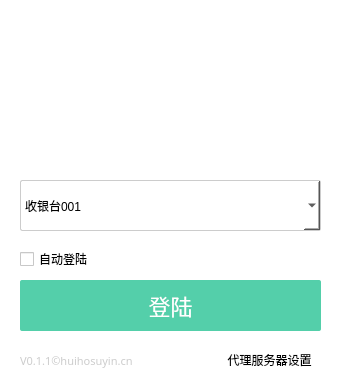
This is login.ui in woicon/hsyQt as Qt 5 draws it before an edit. The edited form follows.
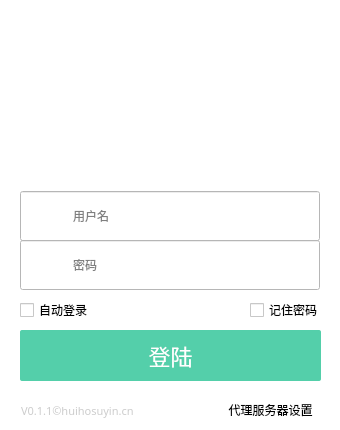
This is the edited form. Icons and pictures are not drawn.

Commit message: add login setting dialog

```diff
--- a/login.ui
+++ b/login.ui
@@ -7,7 +7,7 @@
     <x>0</x>
     <y>0</y>
     <width>340</width>
-    <height>390</height>
+    <height>430</height>
    </rect>
   </property>
   <property name="windowTitle">
@@ -17,59 +17,7 @@
    <string notr="true">background:#ffffff</string>
   </property>
   <widget class="QWidget" name="centralwidget">
-   <widget class="QComboBox" name="loginComboBox">
-    <property name="geometry">
-     <rect>
-      <x>20</x>
-      <y>180</y>
-      <width>301</width>
-      <height>51</height>
-     </rect>
-    </property>
-    <property name="styleSheet">
-     <string notr="true">border:1px solid rgb(204, 204, 204);
-background: #FFFFFF;
-border-radius: 2px;</string>
-    </property>
-    <item>
-     <property name="text">
-      <string>收银台001</string>
-     </property>
-    </item>
-    <item>
-     <property name="text">
-      <string>收银台002</string>
-     </property>
-    </item>
-    <item>
-     <property name="text">
-      <string>收银台003</string>
-     </property>
-    </item>
-   </widget>
-   <widget class="QPushButton" name="pushButton">
-    <property name="geometry">
-     <rect>
-      <x>20</x>
-      <y>280</y>
-      <width>301</width>
-      <height>51</height>
-     </rect>
-    </property>
-    <property name="styleSheet">
-     <string notr="true">background-color:rgb(84, 207, 170);
-color:rgb(255, 255, 255);
-border-radius:2px;
-border:none;
-font-family: MicrosoftSansSerif;
-font-size: 22px;
-letter-spacing: 2;</string>
-    </property>
-    <property name="text">
-     <string>登陆</string>
-    </property>
-   </widget>
-   <widget class="QWidget" name="widget" native="true">
+   <widget class="QWidget" name="widget_2" native="true">
     <property name="geometry">
      <rect>
       <x>60</x>
@@ -82,38 +30,7 @@
      <string notr="true">background:url(:/images/logo-login.png) no-repeat center;</string>
     </property>
    </widget>
-   <widget class="QLabel" name="label">
-    <property name="geometry">
-     <rect>
-      <x>20</x>
-      <y>350</y>
-      <width>131</width>
-      <height>21</height>
-     </rect>
-    </property>
-    <property name="styleSheet">
-     <string notr="true">font-size:11px;
-color:rgb(204, 204, 204);
-font-family: Microsoft YaHei;</string>
-    </property>
-    <property name="text">
-     <string>V0.1.1©huihosuyin.cn</string>
-    </property>
-   </widget>
-   <widget class="QCheckBox" name="checkBox">
-    <property name="geometry">
-     <rect>
-      <x>20</x>
-      <y>250</y>
-      <width>73</width>
-      <height>18</height>
-     </rect>
-    </property>
-    <property name="text">
-     <string>自动登陆</string>
-    </property>
-   </widget>
-   <widget class="QPushButton" name="pushButton_2">
+   <widget class="QPushButton" name="pushButton_5">
     <property name="geometry">
      <rect>
       <x>300</x>
@@ -139,11 +56,171 @@
      <bool>true</bool>
     </property>
    </widget>
-   <widget class="QPushButton" name="pushButton_3">
+   <widget class="QLineEdit" name="lineEdit">
     <property name="geometry">
      <rect>
-      <x>219</x>
-      <y>350</y>
+      <x>20</x>
+      <y>191</y>
+      <width>300</width>
+      <height>50</height>
+     </rect>
+    </property>
+    <property name="sizePolicy">
+     <sizepolicy hsizetype="Expanding" vsizetype="Fixed">
+      <horstretch>0</horstretch>
+      <verstretch>0</verstretch>
+     </sizepolicy>
+    </property>
+    <property name="styleSheet">
+     <string notr="true">padding-left:50px;</string>
+    </property>
+    <property name="text">
+     <string/>
+    </property>
+    <property name="cursorPosition">
+     <number>0</number>
+    </property>
+    <property name="alignment">
+     <set>Qt::AlignLeading|Qt::AlignLeft|Qt::AlignVCenter</set>
+    </property>
+    <property name="readOnly">
+     <bool>false</bool>
+    </property>
+    <property name="placeholderText">
+     <string>用户名</string>
+    </property>
+   </widget>
+   <widget class="QWidget" name="widget" native="true">
+    <property name="geometry">
+     <rect>
+      <x>30</x>
+      <y>200</y>
+      <width>30</width>
+      <height>30</height>
+     </rect>
+    </property>
+    <property name="styleSheet">
+     <string notr="true">background:url(:/images/ico/login.png) no-repeat center</string>
+    </property>
+   </widget>
+   <widget class="QLineEdit" name="lineEdit_2">
+    <property name="geometry">
+     <rect>
+      <x>20</x>
+      <y>240</y>
+      <width>300</width>
+      <height>50</height>
+     </rect>
+    </property>
+    <property name="sizePolicy">
+     <sizepolicy hsizetype="Expanding" vsizetype="Fixed">
+      <horstretch>0</horstretch>
+      <verstretch>0</verstretch>
+     </sizepolicy>
+    </property>
+    <property name="styleSheet">
+     <string notr="true">padding-left:50px;</string>
+    </property>
+    <property name="text">
+     <string/>
+    </property>
+    <property name="cursorPosition">
+     <number>0</number>
+    </property>
+    <property name="alignment">
+     <set>Qt::AlignLeading|Qt::AlignLeft|Qt::AlignVCenter</set>
+    </property>
+    <property name="readOnly">
+     <bool>false</bool>
+    </property>
+    <property name="placeholderText">
+     <string>密码</string>
+    </property>
+   </widget>
+   <widget class="QWidget" name="widget_3" native="true">
+    <property name="geometry">
+     <rect>
+      <x>30</x>
+      <y>250</y>
+      <width>31</width>
+      <height>31</height>
+     </rect>
+    </property>
+    <property name="styleSheet">
+     <string notr="true">background:url(:/images/ico/password.png) no-repeat center</string>
+    </property>
+   </widget>
+   <widget class="QPushButton" name="pushButton_4">
+    <property name="geometry">
+     <rect>
+      <x>20</x>
+      <y>330</y>
+      <width>301</width>
+      <height>51</height>
+     </rect>
+    </property>
+    <property name="styleSheet">
+     <string notr="true">background-color:rgb(84, 207, 170);
+color:rgb(255, 255, 255);
+border-radius:2px;
+border:none;
+font-family: MicrosoftSansSerif;
+font-size: 22px;
+letter-spacing: 2;</string>
+    </property>
+    <property name="text">
+     <string>登陆</string>
+    </property>
+   </widget>
+   <widget class="QCheckBox" name="checkBox">
+    <property name="geometry">
+     <rect>
+      <x>20</x>
+      <y>300</y>
+      <width>87</width>
+      <height>20</height>
+     </rect>
+    </property>
+    <property name="text">
+     <string>自动登录</string>
+    </property>
+   </widget>
+   <widget class="QCheckBox" name="checkBox_2">
+    <property name="geometry">
+     <rect>
+      <x>250</x>
+      <y>300</y>
+      <width>71</width>
+      <height>20</height>
+     </rect>
+    </property>
+    <property name="text">
+     <string>记住密码</string>
+    </property>
+   </widget>
+   <widget class="QLabel" name="label_2">
+    <property name="geometry">
+     <rect>
+      <x>21</x>
+      <y>400</y>
+      <width>131</width>
+      <height>21</height>
+     </rect>
+    </property>
+    <property name="styleSheet">
+     <string notr="true">font-size:11px;
+color:rgb(204, 204, 204);
+font-family: Microsoft YaHei;</string>
+    </property>
+    <property name="text">
+     <string>V0.1.1©huihosuyin.cn</string>
+    </property>
+   </widget>
+   <widget class="QPushButton" name="pushButton_6">
+    <property name="geometry">
+     <rect>
+      <x>220</x>
+      <y>400</y>
       <width>101</width>
       <height>20</height>
      </rect>
```
Left out of the diff: 6 changed lines with no effect on the pictures. The commit also changes 29 other files.
